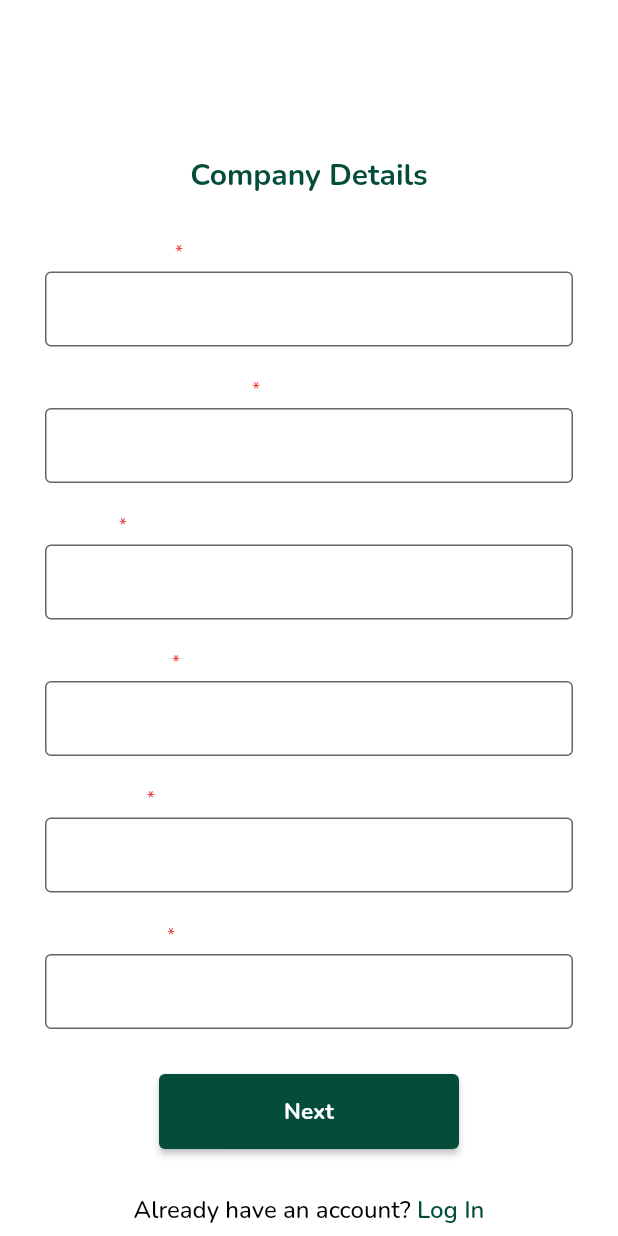
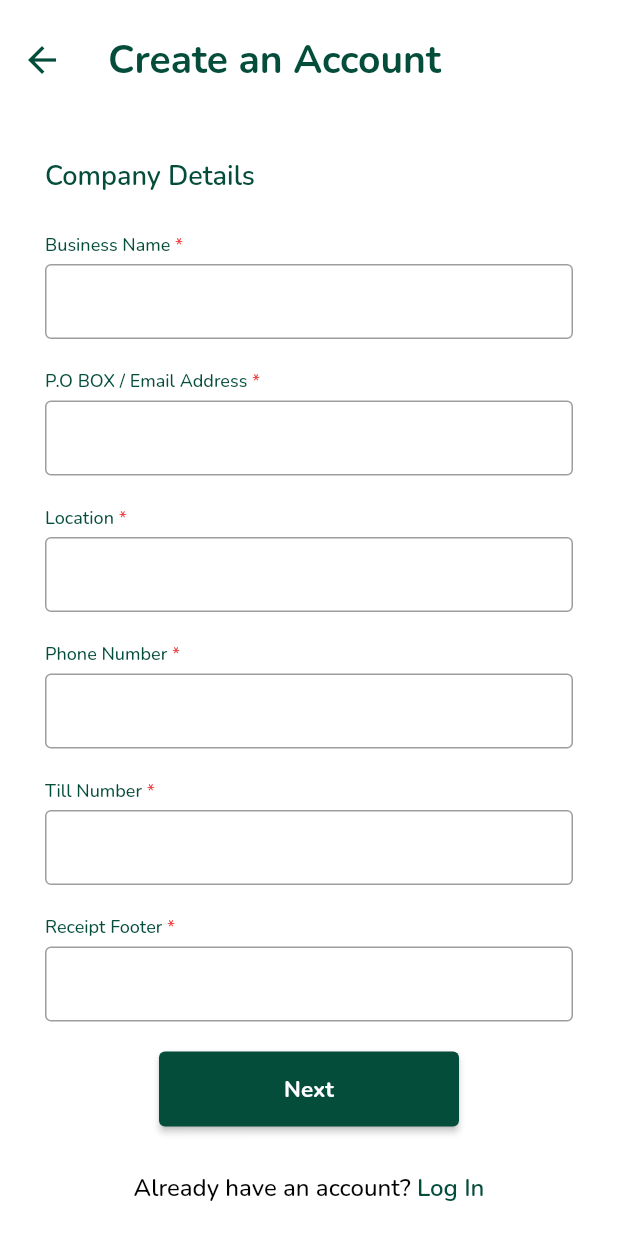
Before and after one commit to jacinta-mutinda/pointofsale-master, a Flutter app: the CompanyDetails screen opened by its route, on a phone screen of 412 x 824 dp. Run offline on Flutter 3.47's test engine with Material 2 defaults, Android fonts, the phone set to English and light mode, and no system bars; our stand-ins replace font_awesome_flutter, get, local_auth, shared_preferences; missing offline and left inert: flutter_screen_lock; accounts and stored records are empty.

Commit message:
Fix company details page errors

```diff
--- a/lib/auth/screens/company_det.dart
+++ b/lib/auth/screens/company_det.dart
@@ -63,24 +63,28 @@ class _CompanyDetailsState extends State<CompanyDetails> {
         appBar: AppBar(
           backgroundColor: Colors.white,
           elevation: 0,
-        title: const Text('Create an Account', style: kPageTitle),
+          toolbarHeight: 80,
+          iconTheme: const IconThemeData(color: kDarkGreen, size: 28),
+          title: const Text('Create an Account',
+              style: TextStyle(
+                  fontFamily: 'Nunito',
+                  fontSize: 26,
+                  fontWeight: FontWeight.w700,
+                  color: kDarkGreen)),
         ),
         body: SingleChildScrollView(
           padding: const EdgeInsets.symmetric(vertical: 25, horizontal: 30),
-          child: Column(
-              mainAxisAlignment: MainAxisAlignment.center,
-              crossAxisAlignment: CrossAxisAlignment.center,
-              children: [
-                const Padding(
-                    padding: EdgeInsets.only(top: 22),
-                    child: Text('Company Details', style: kTitle)),
-                Padding(
-                  padding: const EdgeInsets.only(top: 20, bottom: 10),
-                  child: Form(
+          child:
+              Column(crossAxisAlignment: CrossAxisAlignment.center, children: [
+            Form(
                 key: _formKey,
                 autovalidateMode: AutovalidateMode.onUserInteraction,
                 child: Column(
+                  crossAxisAlignment: CrossAxisAlignment.start,
                   children: <Widget>[
+                    const Padding(
+                        padding: EdgeInsets.only(bottom: 15),
+                        child: Text('Company Details', style: kSubTitle)),
                     formField(
                         label: 'Business Name',
                         require: true,
@@ -118,20 +122,23 @@ class _CompanyDetailsState extends State<CompanyDetails> {
                         label: 'Phone Number',
                         require: true,
                         controller: phonectrl,
-                              type: TextInputType.phone,
+                        type: TextInputType.number,
                         validator: (value) {
-                                if (!isValidPhone(value!)) {
-                                  return 'Please enter a valid phone Number';
+                          if (value == null || value.isEmpty) {
+                            return 'Please enter your Phone Number';
+                          }
+                          if (value.length != 10) {
+                            return 'Please enter your 10-digit phone number';
                           }
                           return null;
                         }),
                     formField(
                         label: 'Till Number',
                         require: true,
-                              controller: phonectrl,
-                              type: TextInputType.phone,
+                        controller: tillnoctrl,
+                        type: TextInputType.number,
                         validator: (value) {
-                                if (!isValidTill(value!)) {
+                          if (value == null || value.isEmpty) {
                             return 'Please enter a valid till Number';
                           }
                           return null;
@@ -149,7 +156,6 @@ class _CompanyDetailsState extends State<CompanyDetails> {
                         }),
                   ],
                 )),
-                ),
             priBtn(
               bgColour: kDarkGreen,
               txtColour: Colors.white,
@@ -177,7 +183,7 @@ class _CompanyDetailsState extends State<CompanyDetails> {
                     Get.off(Login.routeName);
                   }),
             )
-              ])),
-    );
+          ]),
+        ));
   }
 }
--- a/lib/theme/global_widgets.dart
+++ b/lib/theme/global_widgets.dart
@@ -70,7 +70,7 @@ Widget formField(
                       fontSize: 12,
                       fontFamily: 'Nunito',
                       fontWeight: FontWeight.w500,
-                      color: Colors.white)),
+                      color: kDarkGreen)),
               TextSpan(
                 text: require ? ' *' : '',
                 style: const TextStyle(
@@ -93,8 +93,6 @@ Widget formField(
                 fontWeight: FontWeight.w400,
                 color: Colors.black),
             decoration: const InputDecoration(
-              fillColor: Colors.white,
-              filled: true,
               border: OutlineInputBorder(
                 borderRadius: BorderRadius.all(Radius.circular(4.0)),
               ),
```
Lines whose indentation alone changed are shown as unchanged.
